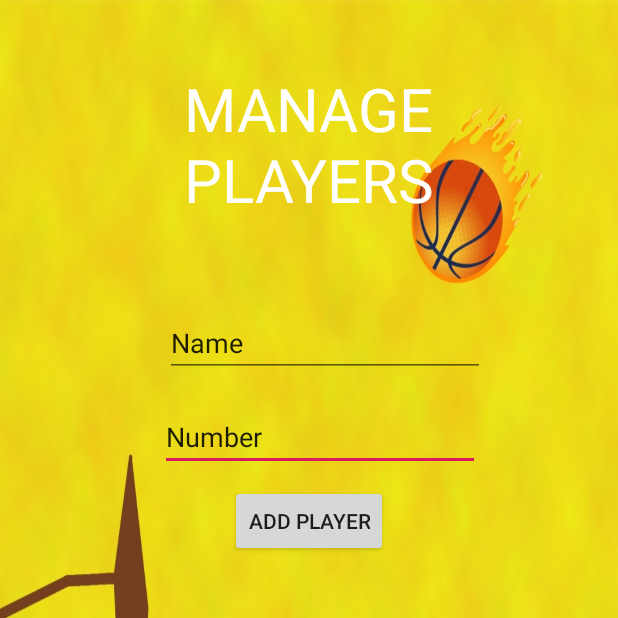
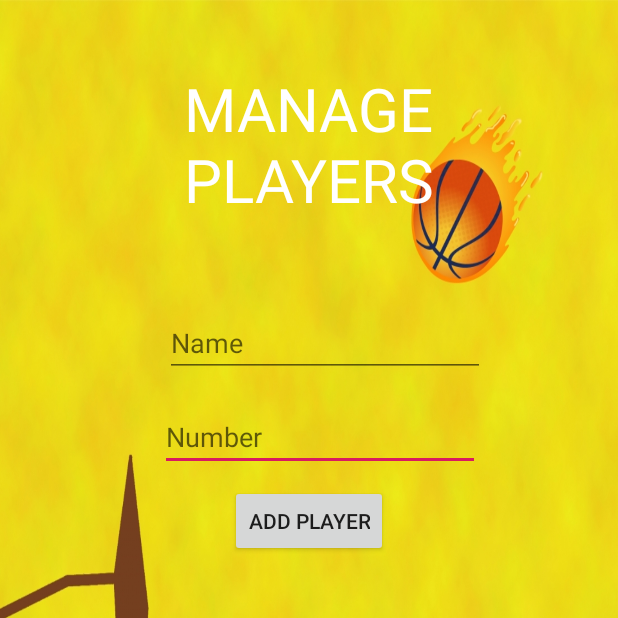
Before and after one commit to ashayp22/bballtrackr, an Android app: the PlayerStatsEdit screen opened directly, with no data from a screen before it, on a phone screen of 412 x 824 dp, the top half of it. Run offline under Robolectric (Android 15) with nearby library versions, the phone set to English and light mode, and no system bars.

Commit message:
done gui

```diff
--- a/app/src/main/res/layout/activity_player_stats_edit.xml
+++ b/app/src/main/res/layout/activity_player_stats_edit.xml
@@ -48,8 +48,8 @@
         android:layout_marginEnd="3dp"
         android:layout_marginBottom="9dp"
         android:ems="10"
+        android:hint="Number"
         android:inputType="textPersonName"
-        android:text="Number"
         app:layout_constraintBottom_toTopOf="@+id/addplayer"
         app:layout_constraintEnd_toEndOf="@+id/name" />
 
@@ -60,8 +60,8 @@
         android:layout_marginTop="47dp"
         android:layout_marginEnd="36dp"
         android:ems="10"
+        android:hint="Name"
         android:inputType="textPersonName"
-        android:text="Name"
         app:layout_constraintEnd_toEndOf="@+id/title"
         app:layout_constraintTop_toBottomOf="@+id/title" />
 
--- a/app/src/main/res/layout/activity_players.xml
+++ b/app/src/main/res/layout/activity_players.xml
@@ -239,6 +239,7 @@
         android:fontFamily="casual"
         android:text="Enter the stats of the player for this game"
         android:textAlignment="center"
+        android:textColor="@android:color/background_light"
         android:textSize="15sp"
         android:textStyle="bold"
         app:layout_constraintEnd_toEndOf="parent"
@@ -256,6 +257,7 @@
         android:layout_marginBottom="426dp"
         android:fontFamily="casual"
         android:text="Name: "
+        android:textColor="@android:color/background_light"
         android:textSize="20sp"
         app:layout_constraintBottom_toBottomOf="parent"
         app:layout_constraintEnd_toEndOf="parent"
```
